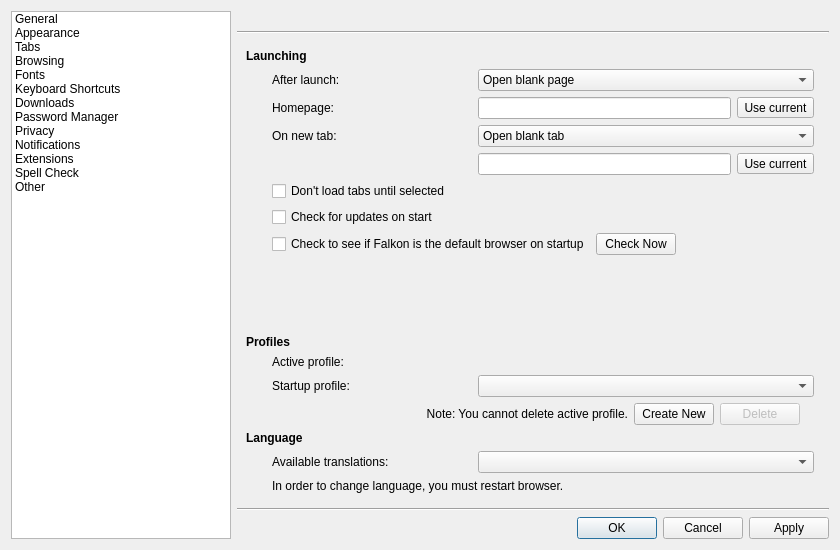
This is src/lib/preferences/preferences.ui in KDE/falkon as Qt 5 draws it before an edit. The edited form follows.
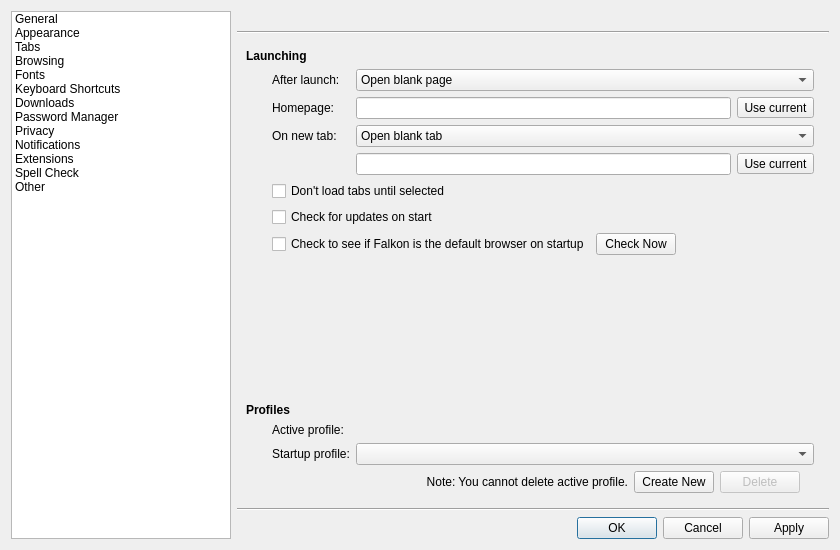
This is the edited form. Custom widgets are drawn as their Qt base class.

Commit message:
Remove option to change language on per-profile basis
System locale is now always used.

The edit to the form file:
```diff
--- a/src/lib/preferences/preferences.ui
+++ b/src/lib/preferences/preferences.ui
@@ -412,46 +412,6 @@
              </property>
             </widget>
            </item>
-           <item row="18" column="1" colspan="2">
-            <widget class="QLabel" name="label_17">
-             <property name="text">
-              <string>In order to change language, you must restart browser.</string>
-             </property>
-            </widget>
-           </item>
-           <item row="14" column="0" colspan="3">
-            <widget class="QLabel" name="label_11">
-             <property name="text">
-              <string>&lt;b&gt;Language&lt;/b&gt;</string>
-             </property>
-            </widget>
-           </item>
-           <item row="15" column="1">
-            <layout class="QHBoxLayout" name="horizontalLayout_13">
-             <item>
-              <widget class="QLabel" name="label_16">
-               <property name="sizePolicy">
-                <sizepolicy hsizetype="Fixed" vsizetype="Preferred">
-                 <horstretch>0</horstretch>
-                 <verstretch>0</verstretch>
-                </sizepolicy>
-               </property>
-               <property name="minimumSize">
-                <size>
-                 <width>200</width>
-                 <height>0</height>
-                </size>
-               </property>
-               <property name="text">
-                <string>Available translations: </string>
-               </property>
-              </widget>
-             </item>
-            </layout>
-           </item>
-           <item row="15" column="2">
-            <widget class="QComboBox" name="languages"/>
-           </item>
            <item row="5" column="1" colspan="2">
             <widget class="QCheckBox" name="dontLoadTabsUntilSelected">
              <property name="text">
```
Left out of the diff: 4 changed lines with no effect on the pictures. The commit also changes 9 other files.
